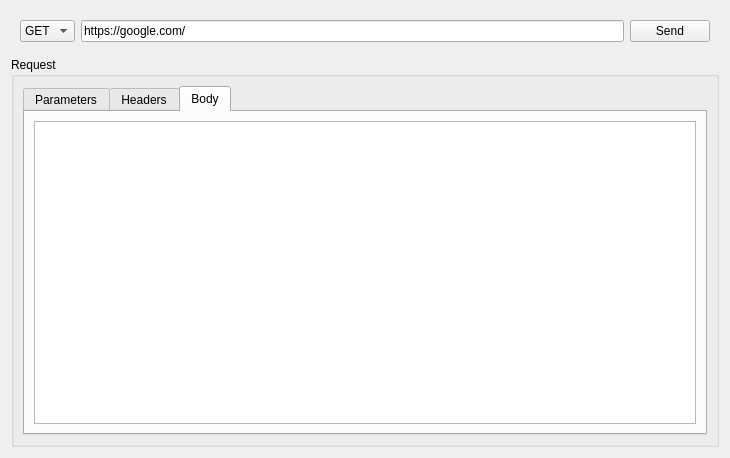
Above: src/app/tabs/http_tab.ui from malgreen/per before the change. Below: the same form after it.
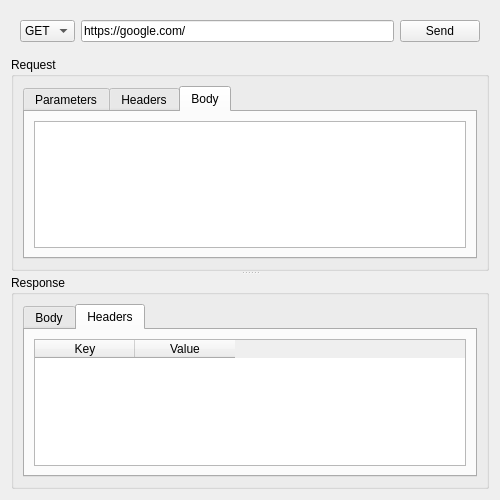
That is the form after the change. The open tabs and pages were chosen to show the change.

Commit message: implement basic request functionality

What changed in the file:
```diff
--- a/src/app/tabs/http_tab.ui
+++ b/src/app/tabs/http_tab.ui
@@ -6,8 +6,8 @@
    <rect>
     <x>0</x>
     <y>0</y>
-    <width>730</width>
-    <height>458</height>
+    <width>500</width>
+    <height>500</height>
    </rect>
   </property>
   <property name="windowTitle">
@@ -50,6 +50,13 @@
     </widget>
    </item>
    <item>
+    <widget class="QSplitter" name="splitter">
+     <property name="orientation">
+      <enum>Qt::Orientation::Vertical</enum>
+     </property>
+     <property name="opaqueResize">
+      <bool>true</bool>
+     </property>
     <widget class="QGroupBox" name="requestGroup">
      <property name="title">
       <string>Request</string>
@@ -205,13 +212,70 @@
          </attribute>
          <layout class="QVBoxLayout" name="verticalLayout_3">
           <item>
-           <widget class="QPlainTextEdit" name="bodyTextEdit"/>
+            <widget class="QPlainTextEdit" name="requestBodyTextEdit">
+             <property name="placeholderText">
+              <string>&lt;request body&gt;</string>
+             </property>
+            </widget>
           </item>
          </layout>
         </widget>
        </widget>
       </item>
      </layout>
+     </widget>
+     <widget class="QGroupBox" name="responseGroup">
+      <property name="title">
+       <string>Response</string>
+      </property>
+      <property name="flat">
+       <bool>true</bool>
+      </property>
+      <layout class="QVBoxLayout" name="verticalLayout_6">
+       <item>
+        <widget class="QTabWidget" name="tabWidget">
+         <property name="currentIndex">
+          <number>1</number>
+         </property>
+         <widget class="QWidget" name="responseBodyTab">
+          <attribute name="title">
+           <string>Body</string>
+          </attribute>
+          <layout class="QVBoxLayout" name="verticalLayout_8">
+           <item>
+            <widget class="QPlainTextEdit" name="responseBodyTextEdit">
+             <property name="placeholderText">
+              <string>&lt;response body&gt;</string>
+             </property>
+            </widget>
+           </item>
+          </layout>
+         </widget>
+         <widget class="QWidget" name="responseHeadersTab">
+          <attribute name="title">
+           <string>Headers</string>
+          </attribute>
+          <layout class="QVBoxLayout" name="verticalLayout_7">
+           <item>
+            <widget class="QTableWidget" name="responseHeadersTable">
+             <column>
+              <property name="text">
+               <string>Key</string>
+              </property>
+             </column>
+             <column>
+              <property name="text">
+               <string>Value</string>
+              </property>
+             </column>
+            </widget>
+           </item>
+          </layout>
+         </widget>
+        </widget>
+       </item>
+      </layout>
+     </widget>
     </widget>
    </item>
   </layout>
```
Left out of the diff: 14 changed lines with no effect on the pictures. Lines whose indentation alone changed are shown as unchanged. The commit also changes 6 other files.
